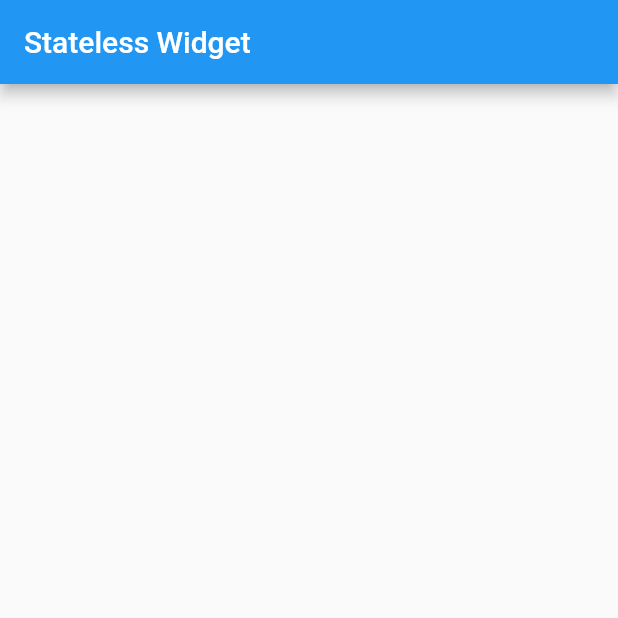
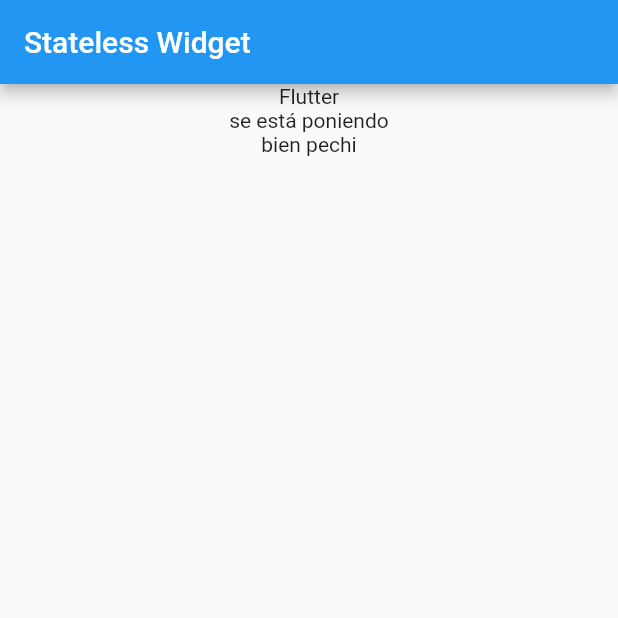
Before and after one commit to JKBustillo/first-app-fluttler, a Flutter app: the screen it shows after launch, on a phone screen of 412 x 824 dp, the top half of it. Run offline on Flutter 3.47's test engine with Material 2 defaults, Android fonts, the phone set to English and light mode, and no system bars.

Commit message:
feat: body with some text

```diff
--- a/lib/main.dart
+++ b/lib/main.dart
@@ -13,6 +13,17 @@
       appBar: new AppBar(
         title: new Text("Stateless Widget")
       ),
+      body: new Container(
+        child: Center(
+          child: new Column(
+            children: <Widget>[
+              new Text("Flutter"),
+              new Text("se está poniendo"),
+              new Text("bien pechi")
+            ],
+          ),
+        )
+      ),
     );
   }
 }
```
